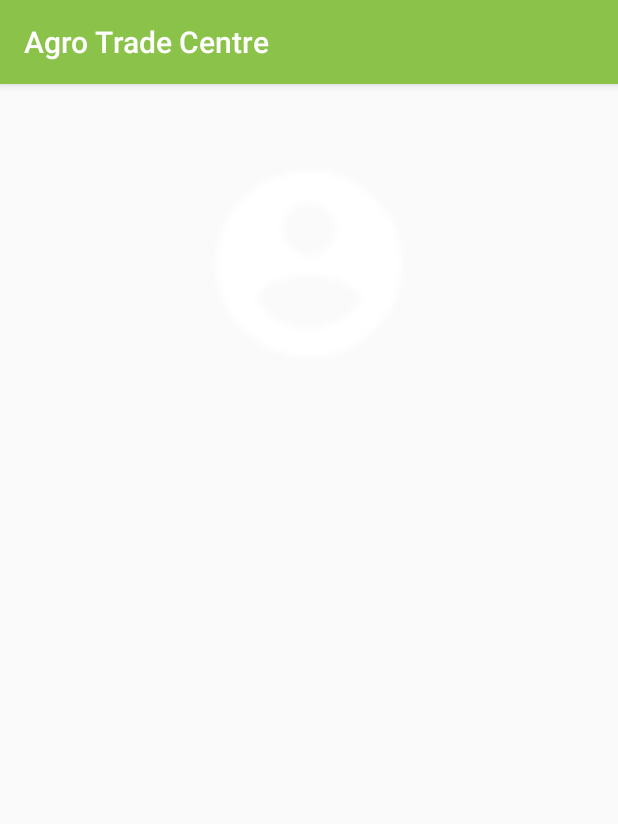
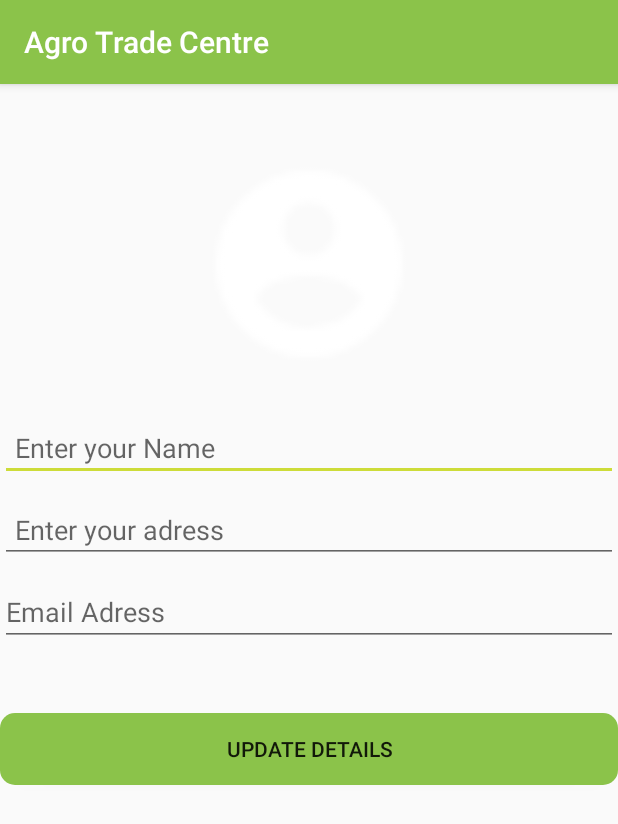
Before and after one commit to mlj12/AgroEcommerce, an Android app: the Profile screen opened directly, with no data from a screen before it, on a phone screen of 412 x 824 dp. Shown: the top 824 px of the screen. Run offline under Robolectric (Android 15) with nearby library versions, the phone set to English and light mode, and no system bars.

```diff
--- a/app/build.gradle
+++ b/app/build.gradle
@@ -24,7 +24,7 @@ dependencies {
     implementation 'com.android.support:appcompat-v7:28.0.0'
     implementation 'com.android.support:design:28.0.0'
     implementation 'com.android.support.constraint:constraint-layout:1.1.3'
-
+    implementation 'com.google.firebase:firebase-auth:11.8.0'
     implementation 'com.google.firebase:firebase-core:11.8.0'
     implementation 'com.google.firebase:firebase-database:11.8.0'
     implementation 'com.google.firebase:firebase-storage:11.8.0'
@@ -34,6 +34,7 @@ dependencies {
     implementation 'com.android.support:cardview-v7:27.1.1'
     implementation 'com.android.support:recyclerview-v7:27.1.1'
     implementation 'io.paperdb:paperdb:2.6'
+    implementation 'com.android.support:support-v4:28.0.0'
     testImplementation 'junit:junit:4.12'
     androidTestImplementation 'com.android.support.test:runner:1.0.2'
     androidTestImplementation 'com.android.support.test.espresso:espresso-core:3.0.2'
--- a/app/src/main/AndroidManifest.xml
+++ b/app/src/main/AndroidManifest.xml
@@ -12,6 +12,9 @@
         <activity android:name=".Profile"></activity>
         <activity android:name=".AddProduct" />
         <activity android:name=".Product_Category" />
+        <activity android:name=".Register" />
+        <activity android:name=".LogIn" />
+
         <activity
             android:name=".MainActivity"
             android:label="@string/app_name"
--- a/app/src/main/res/layout/activity_profile.xml
+++ b/app/src/main/res/layout/activity_profile.xml
@@ -17,14 +17,59 @@
         android:layout_marginTop="50dp"
         />
 
-    <TextView
+    <EditText
+        android:id="@+id/profile_name"
         android:layout_width="match_parent"
         android:layout_height="wrap_content"
-        android:id="@+id/profile_name"
+        android:hint="Enter your Name"
+        android:layout_below="@id/profile_pic"
+        android:inputType="number"
+        android:layout_marginTop="30dp"
+        android:padding="10dp"
+        android:layout_weight="1"
+        android:singleLine="true"
+
+
+        />
+
+    <EditText
+        android:id="@+id/profile_adress"
+        android:layout_width="match_parent"
+        android:layout_height="wrap_content"
+        android:hint="Enter your adress"
+        android:layout_below="@id/profile_name"
+        android:inputType="number"
+        android:layout_marginTop="10dp"
+        android:padding="10dp"
+        android:layout_weight="1"
+        android:singleLine="true"
 
 
         />
 
 
+    <EditText
+        android:id="@+id/user_email_adress"
+        android:layout_width="match_parent"
+        android:layout_height="wrap_content"
+        android:layout_below="@+id/profile_adress"
+        android:hint="Email Adress"
+        android:layout_marginTop="10dp"
+
+
+        />
+
+
+    <Button
+
+        android:id="@+id/add_user_btn"
+        android:layout_width="match_parent"
+        android:layout_height="wrap_content"
+        android:background="@drawable/buttons"
+        android:layout_below="@id/profile_adress"
+        android:layout_marginTop="100dp"
+        android:text="Update details"
+
+        />
 
 </RelativeLayout>
--- a/app/src/main/res/layout/app_bar_main.xml
+++ b/app/src/main/res/layout/app_bar_main.xml
@@ -18,16 +18,18 @@
             android:background="?attr/colorPrimary"
             app:popupTheme="@style/AppTheme.PopupOverlay" />
 
+
+
     </android.support.design.widget.AppBarLayout>
 
     <include layout="@layout/content_main" />
 
     <android.support.design.widget.FloatingActionButton
-        android:id="@+id/fab"
+        android:id="@+id/home_cart"
         android:layout_width="wrap_content"
         android:layout_height="wrap_content"
         android:layout_gravity="bottom|end"
         android:layout_margin="@dimen/fab_margin"
-        app:srcCompat="@android:drawable/ic_dialog_email" />
+        app:srcCompat="@drawable/baseline_add_shopping_cart_black_18dp" />
 
 </android.support.design.widget.CoordinatorLayout>
--- a/app/src/main/res/layout/content_main.xml
+++ b/app/src/main/res/layout/content_main.xml
@@ -8,14 +8,11 @@
     tools:context=".MainActivity"
     tools:showIn="@layout/app_bar_main">
 
-
     <android.support.v7.widget.RecyclerView
         android:layout_width="match_parent"
         android:layout_height="match_parent"
         android:scrollbars="vertical"
-        android:id="@+id/recycler_menu"
-
-        >
+        android:id="@+id/recycler_menu">
 
     </android.support.v7.widget.RecyclerView>
 
--- a/app/src/main/res/values/strings.xml
+++ b/app/src/main/res/values/strings.xml
@@ -6,4 +6,7 @@
     <string name="nav_header_subtitle">android.studio@android.com</string>
     <string name="nav_header_desc">Navigation header</string>
     <string name="action_settings">Settings</string>
+
+    <!-- TODO: Remove or change this placeholder text -->
+    <string name="hello_blank_fragment">Hello blank fragment</string>
 </resources>
```
Also changed, not shown: app/src/main/java/uk/aber/ac/agroecommerce/AddProduct.java (+4 -10 lines), app/src/main/java/uk/aber/ac/agroecommerce/MainActivity.java (+12 -4 lines).
